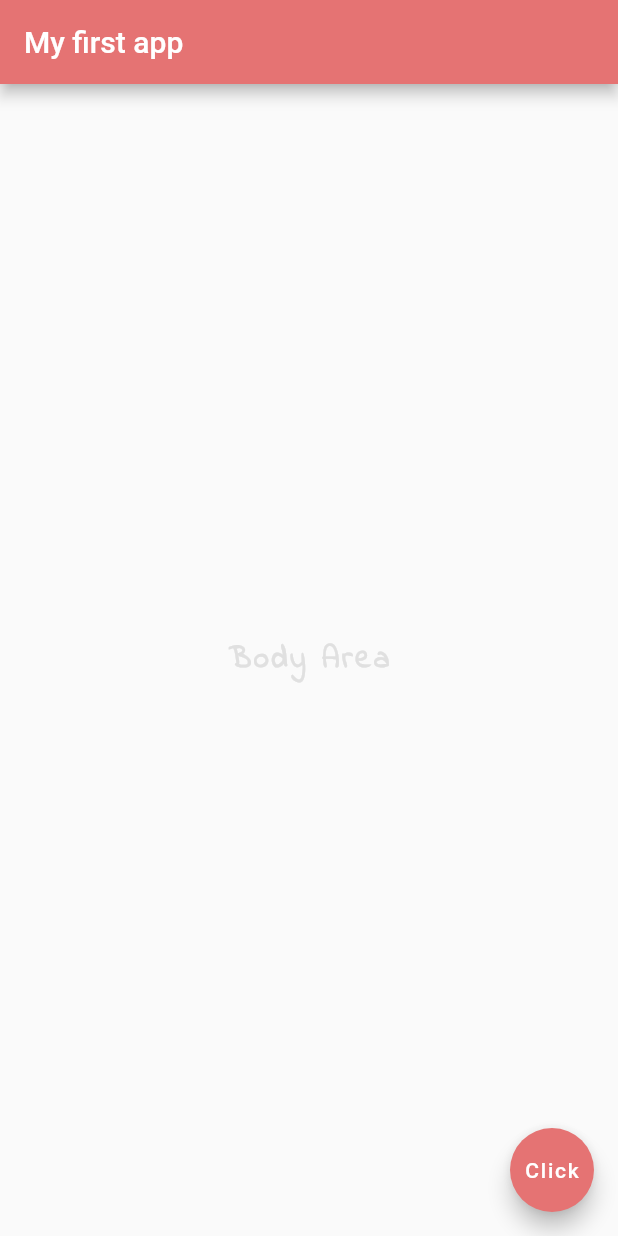
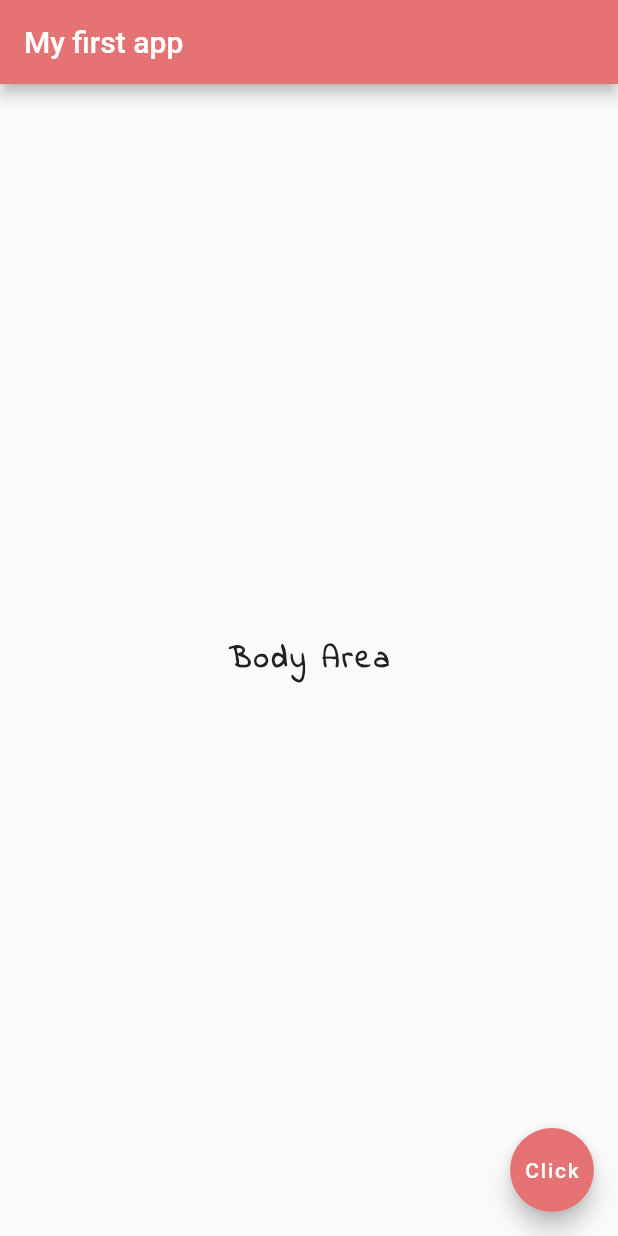
Before and after one commit to numoonchld/hello_world_flutter_app, a Flutter app: the screen it shows after launch, on a phone screen of 412 x 824 dp. Run offline on Flutter 3.47's test engine with Material 2 defaults, Android fonts, the phone set to English and light mode, and no system bars.

Commit message:
end of video 7

```diff
--- a/lib/main.dart
+++ b/lib/main.dart
@@ -2,7 +2,13 @@ import 'package:flutter/material.dart';
 
 void main() => runApp(MaterialApp(
       // home: Text("Hello World"),
-      home: Scaffold(
+      home: Home(),
+    ));
+
+class Home extends StatelessWidget {
+  @override
+  Widget build(BuildContext context) {
+    return Scaffold(
       appBar: AppBar(
         title: Text('My first app'),
         backgroundColor: Colors.red[300],
@@ -11,7 +17,7 @@ void main() => runApp(MaterialApp(
         child: Text(
           'Body Area',
           style: TextStyle(
-              color: Colors.grey[300],
+            color: Colors.grey[900],
             fontSize: 20.0,
             letterSpacing: 2.0,
             fontWeight: FontWeight.bold,
@@ -24,5 +30,6 @@ void main() => runApp(MaterialApp(
         child: Text('Click'),
         backgroundColor: Colors.red[300],
       ),
-      ),
-    ));
+    );
+  }
+}
```
Also changed, not shown: 1 other file. Lines whose indentation alone changed are shown as unchanged.
